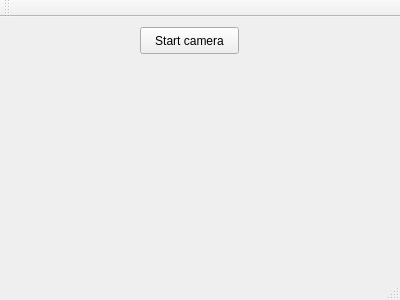
antego/radon, file mainwindow.ui: the form before one commit.
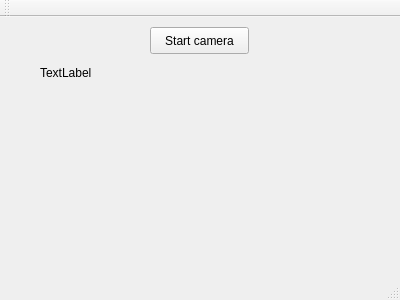
The form after the commit.

Diff of the .ui file:
```diff
--- a/mainwindow.ui
+++ b/mainwindow.ui
@@ -17,7 +17,7 @@
    <widget class="QPushButton" name="button">
     <property name="geometry">
      <rect>
-      <x>140</x>
+      <x>150</x>
       <y>10</y>
       <width>99</width>
       <height>27</height>
@@ -27,6 +27,19 @@
      <string>Start camera</string>
     </property>
    </widget>
+   <widget class="QLabel" name="statusLabel">
+    <property name="geometry">
+     <rect>
+      <x>40</x>
+      <y>40</y>
+      <width>321</width>
+      <height>31</height>
+     </rect>
+    </property>
+    <property name="text">
+     <string>TextLabel</string>
+    </property>
+   </widget>
   </widget>
   <widget class="QMenuBar" name="menuBar">
    <property name="geometry">
```
